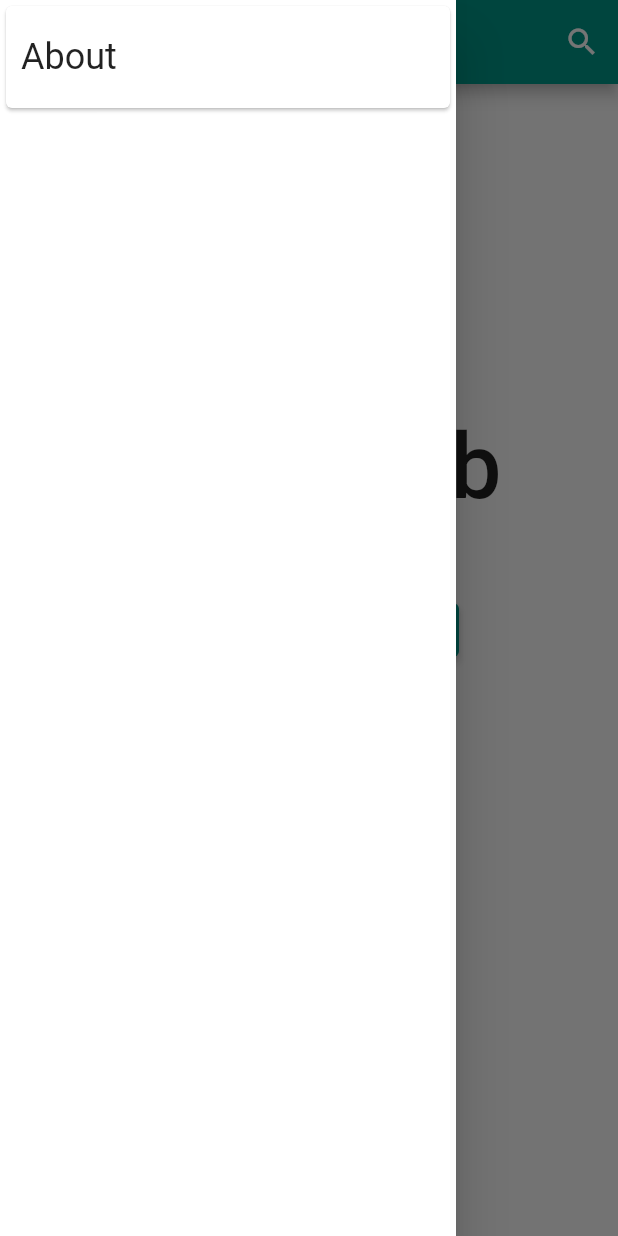
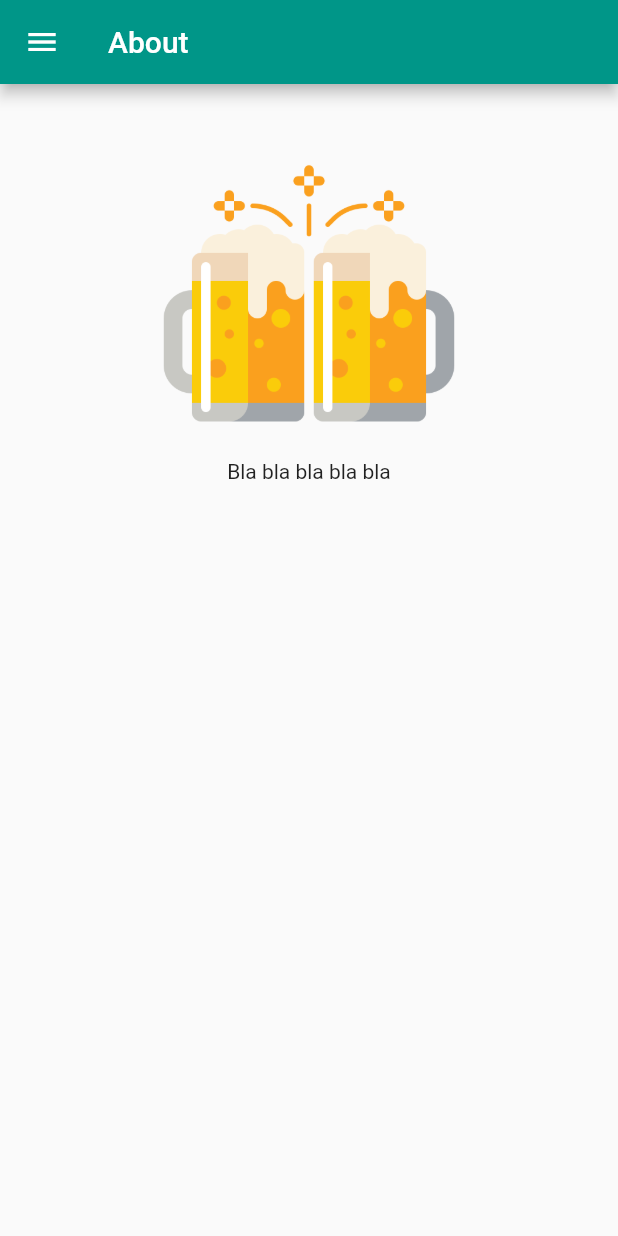
Before and after one commit to brodeous/ope_mugclub, a Flutter app: the screen it shows after launch, in the side drawer, after a tap on "About", on a phone screen of 412 x 824 dp. Run offline on Flutter 3.47's test engine with Material 2 defaults, Android fonts, the phone set to English and light mode, and no system bars; our stand-ins replace firebase_core, firebase_database; missing offline and left inert: qr_code_scanner; accounts and stored records are empty.

Commit message:
Working on navigation pages

```diff
--- a/lib/src/components/navigator.dart
+++ b/lib/src/components/navigator.dart
@@ -2,6 +2,7 @@ import 'package:flutter/material.dart';
 import 'package:ope_mugclub/src/components/styles/global_styles.dart';
 
 import '../backend/server.dart';
+import '../pages/about.dart';
 
 class NavBar extends StatelessWidget {
   const NavBar({super.key});
@@ -17,6 +18,11 @@ class NavBar extends StatelessWidget {
             child: InkWell(
               splashColor: Colors.teal.withAlpha(100),
               onTap: () {
+                  Navigator.of(context).push(
+                      MaterialPageRoute(
+                          builder:(context) => const AboutPage(),
+                      ),
+                  );
               },
               child: Container(
                 padding:
--- /dev/null
+++ b/lib/src/pages/about.dart
@@ -0,0 +1,39 @@
+import 'package:flutter/material.dart';
+import 'package:ope_mugclub/src/components/navigator.dart';
+
+class AboutPage extends StatelessWidget {
+
+    const AboutPage({super.key});
+
+    @override
+    Widget build(BuildContext context) {
+
+        return Scaffold(
+            drawer: const NavBar(),
+            appBar: AppBar(
+                title: const Text('About'),
+            ),
+            body: _buildPage(),
+        );
+    }
+
+    Widget _buildPage() {
+        return Container(
+            margin: const EdgeInsets.all(50),
+            child: const Column(
+                children: <Widget> [
+                    Center(
+                        child: Image(
+                            image: AssetImage('assets/beer_mugs.png'),
+                            height: 200,
+                            width: 200,
+                        ),
+                    ),
+                    Text('Bla bla bla bla bla'),
+                ],
+        )
+        );
+
+    }
+
+}
--- /dev/null
+++ b/lib/src/pages/tos.dart
@@ -0,0 +1,21 @@
+import 'package:flutter/material.dart';
+
+class TOSPage extends StatelessWidget {
+
+    const TOSPage({super.key});
+
+    @override
+    Widget build(BuildContext context) {
+
+        return Scaffold(
+            appBar: AppBar(
+                title: const Text('Terms of Service'),
+            ),
+            body: _buildPage(),
+        );
+    }
+
+    Widget _builPage() {
+
+    }
+}
```
